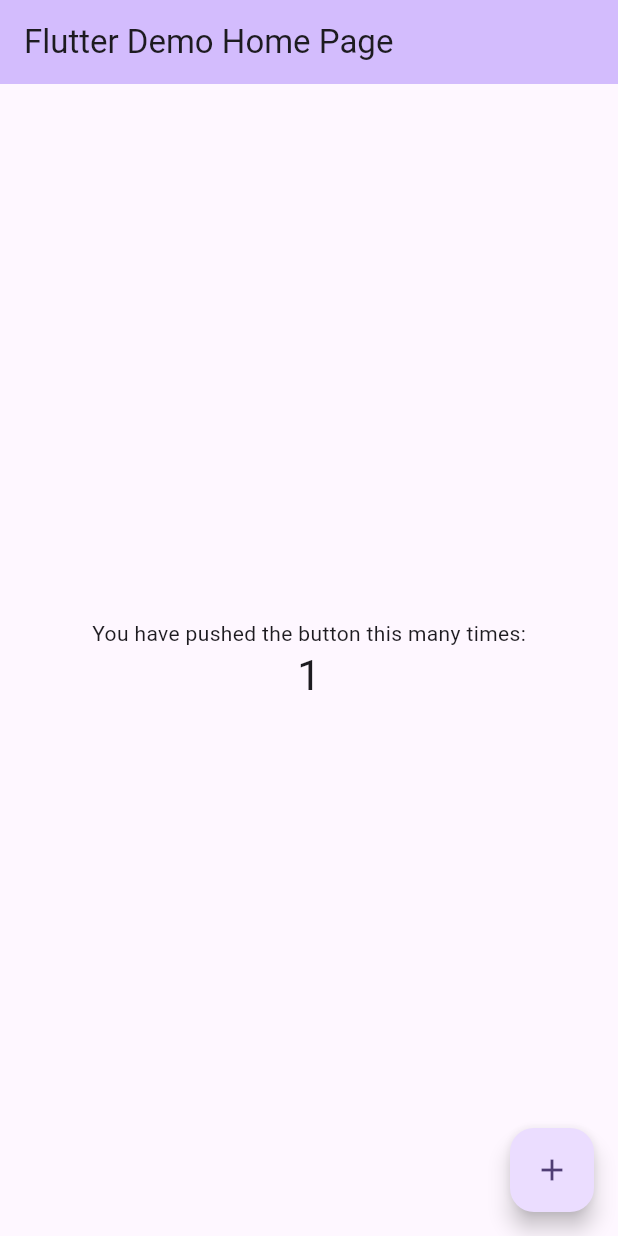
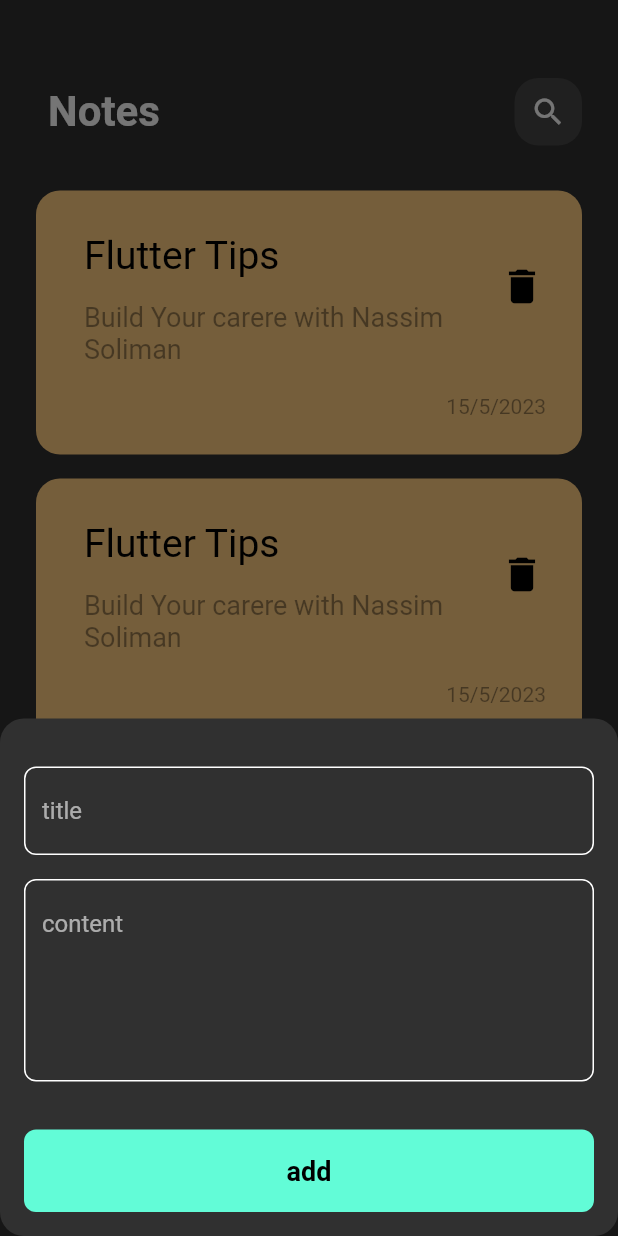
Before and after one commit to nassimFlutter/TodoApp, a Flutter app: the screen it shows after launch, after a tap on the "add" icon, on a phone screen of 412 x 824 dp. Run offline on Flutter 3.47's test engine with Material 2 defaults, Android fonts, the phone set to English and light mode, and no system bars; our stand-ins replace hive; accounts and stored records are empty.

```diff
--- /dev/null
+++ b/lib/constant.dart
@@ -0,0 +1,11 @@
+import 'package:flutter/animation.dart';
+
+const kPrimaryColor = Color(0xff62FCD7);
+const kNotesBox = 'notes_box';
+List<Color> kColors = const [
+  Color.fromARGB(255, 32, 16, 15),
+  Color(0xffE5D352),
+  Color(0xffD9E76C),
+  Color(0xff537D8D),
+  Color(0xff482C3D),
+];
--- a/lib/main.dart
+++ b/lib/main.dart
@@ -1,4 +1,8 @@
 import 'package:flutter/material.dart';
+import 'package:storgesql/screens/archived_task_screen.dart';
+import 'package:storgesql/screens/done_task_screen.dart';
+import 'package:storgesql/screens/new_task_screen.dart';
+import 'package:storgesql/views/note_view.dart';
 
 void main() {
   runApp(const MyApp());
@@ -12,114 +16,56 @@
   Widget build(BuildContext context) {
     return MaterialApp(
       title: 'Flutter Demo',
-      theme: ThemeData(
-        // This is the theme of your application.
-        //
-        // TRY THIS: Try running your application with "flutter run". You'll see
-        // the application has a blue toolbar. Then, without quitting the app,
-        // try changing the seedColor in the colorScheme below to Colors.green
-        // and then invoke "hot reload" (save your changes or press the "hot
-        // reload" button in a Flutter-supported IDE, or press "r" if you used
-        // the command line to start the app).
-        //
-        // Notice that the counter didn't reset back to zero; the application
-        // state is not lost during the reload. To reset the state, use hot
-        // restart instead.
-        //
-        // This works for code too, not just values: Most code changes can be
-        // tested with just a hot reload.
-        colorScheme: ColorScheme.fromSeed(seedColor: Colors.deepPurple),
-        useMaterial3: true,
-      ),
-      home: const MyHomePage(title: 'Flutter Demo Home Page'),
+      theme: ThemeData.dark(),
+      home: const NotesView(),
     );
   }
 }
 
-class MyHomePage extends StatefulWidget {
-  const MyHomePage({super.key, required this.title});
+// class MyHomePage extends StatefulWidget {
+//   const MyHomePage({super.key, required this.title});
 
-  // This widget is the home page of your application. It is stateful, meaning
-  // that it has a State object (defined below) that contains fields that affect
-  // how it looks.
+//   final String title;
 
-  // This class is the configuration for the state. It holds the values (in this
-  // case the title) provided by the parent (in this case the App widget) and
-  // used by the build method of the State. Fields in a Widget subclass are
-  // always marked "final".
+//   @override
+//   State<MyHomePage> createState() => _MyHomePageState();
+// }
 
-  final String title;
-
-  @override
-  State<MyHomePage> createState() => _MyHomePageState();
-}
-
-class _MyHomePageState extends State<MyHomePage> {
-  int _counter = 0;
-
-  void _incrementCounter() {
-    setState(() {
-      // This call to setState tells the Flutter framework that something has
-      // changed in this State, which causes it to rerun the build method below
-      // so that the display can reflect the updated values. If we changed
-      // _counter without calling setState(), then the build method would not be
-      // called again, and so nothing would appear to happen.
-      _counter++;
-    });
-  }
-
-  @override
-  Widget build(BuildContext context) {
-    // This method is rerun every time setState is called, for instance as done
-    // by the _incrementCounter method above.
-    //
-    // The Flutter framework has been optimized to make rerunning build methods
-    // fast, so that you can just rebuild anything that needs updating rather
-    // than having to individually change instances of widgets.
-    return Scaffold(
-      appBar: AppBar(
-        // TRY THIS: Try changing the color here to a specific color (to
-        // Colors.amber, perhaps?) and trigger a hot reload to see the AppBar
-        // change color while the other colors stay the same.
-        backgroundColor: Theme.of(context).colorScheme.inversePrimary,
-        // Here we take the value from the MyHomePage object that was created by
-        // the App.build method, and use it to set our appbar title.
-        title: Text(widget.title),
-      ),
-      body: Center(
-        // Center is a layout widget. It takes a single child and positions it
-        // in the middle of the parent.
-        child: Column(
-          // Column is also a layout widget. It takes a list of children and
-          // arranges them vertically. By default, it sizes itself to fit its
-          // children horizontally, and tries to be as tall as its parent.
-          //
-          // Column has various properties to control how it sizes itself and
-          // how it positions its children. Here we use mainAxisAlignment to
-          // center the children vertically; the main axis here is the vertical
-          // axis because Columns are vertical (the cross axis would be
-          // horizontal).
-          //
-          // TRY THIS: Invoke "debug painting" (choose the "Toggle Debug Paint"
-          // action in the IDE, or press "p" in the console), to see the
-          // wireframe for each widget.
-          mainAxisAlignment: MainAxisAlignment.center,
-          children: <Widget>[
-            const Text(
-              'You have pushed the button this many times:',
-            ),
-            Text(
-              '$_counter',
-              style: Theme.of(context).textTheme.headlineMedium,
-            ),
-          ],
-        ),
-      ),
-      floatingActionButton: FloatingActionButton(
-        onPressed: _incrementCounter,
-        tooltip: 'Increment',
-        child: const Icon(Icons.add),
-      ), // This trailing comma makes auto-formatting nicer for build methods.
-    );
-  }
-}
+// class _MyHomePageState extends State<MyHomePage> {
+//   int currentIndex = 0;
+//   List<Widget> screens = [
+//     NewTaskScreen(),
+//     DoneTaskScreen(),
+//     ArchivedTaskScreen()
+//   ];
+//   @override
+//   Widget build(BuildContext context) {
+//     return Scaffold(
+//       body: screens[currentIndex],
+//       appBar: AppBar(),
+//       floatingActionButton: FloatingActionButton(
+//         onPressed: () {},
+//         child: Icon(Icons.add),
+//       ),
+//       bottomNavigationBar: BottomNavigationBar(
+//           type: BottomNavigationBarType.fixed,
+//           backgroundColor: Colors.grey.shade50,
+//           showSelectedLabels: true,
+//           showUnselectedLabels: false,
+//           currentIndex: currentIndex,
+//           onTap: (value) {
+//             print(value);
+//             setState(() {
+//               currentIndex = value;
+//             });
+//           },
+//           items: const [
+//             BottomNavigationBarItem(icon: Icon(Icons.menu), label: "Task"),
+//             BottomNavigationBarItem(
+//                 icon: Icon(Icons.check_circle_outline), label: "Done"),
+//             BottomNavigationBarItem(
+//                 icon: Icon(Icons.architecture_outlined), label: "Archived"),
+//           ]),
+//     );
+//   }
+// }
--- /dev/null
+++ b/lib/model/note_model.dart
@@ -0,0 +1,19 @@
+import 'package:hive/hive.dart';
+part 'note_model.g.dart';
+@HiveType(typeId: 0)
+class NoteModel extends HiveObject {
+  @HiveField(0)
+  final String title;
+  @HiveField(1)
+  final String subtitle;
+  @HiveField(2)
+  final String date;
+  @HiveField(3)
+  final int color;
+
+  NoteModel(
+      {required this.title,
+      required this.subtitle,
+      required this.date,
+      required this.color});
+}
--- /dev/null
+++ b/lib/screens/archived_task_screen.dart
@@ -0,0 +1,12 @@
+import 'package:flutter/material.dart';
+
+class ArchivedTaskScreen extends StatelessWidget {
+  const ArchivedTaskScreen({super.key});
+
+  @override
+  Widget build(BuildContext context) {
+    return Center(
+      child: Text("Archived Tasks"),
+    );
+  }
+}
--- /dev/null
+++ b/lib/screens/done_task_screen.dart
@@ -0,0 +1,10 @@
+import 'package:flutter/material.dart';
+
+class DoneTaskScreen extends StatelessWidget {
+  const DoneTaskScreen({super.key});
+
+  @override
+  Widget build(BuildContext context) {
+    return Center(child: Center(child: Text("Done Tasks"),),);
+  }
+}
--- /dev/null
+++ b/lib/screens/new_task_screen.dart
@@ -0,0 +1,10 @@
+import 'package:flutter/material.dart';
+
+class NewTaskScreen extends StatelessWidget {
+  const NewTaskScreen({super.key});
+
+  @override
+  Widget build(BuildContext context) {
+    return Center(child: Text("New Task"),);
+  }
+}
--- /dev/null
+++ b/lib/views/note_view.dart
@@ -0,0 +1,27 @@
+import 'package:flutter/material.dart';
+import 'package:storgesql/views/widgets/add_note_bottom_sheat.dart';
+import 'package:storgesql/views/widgets/note_view_body.dart';
+
+class NotesView extends StatelessWidget {
+  const NotesView({super.key});
+
+  @override
+  Widget build(BuildContext context) {
+    return Scaffold(
+      body: const NotesViewBody(),
+      floatingActionButton: FloatingActionButton(
+        onPressed: () {
+          showModalBottomSheet(
+            shape:
+                RoundedRectangleBorder(borderRadius: BorderRadius.circular(16)),
+            context: context,
+            builder: (context) {
+              return AddNoteBottomSheet();
+            },
+          );
+        },
+        child: const Icon(Icons.add),
+      ),
+    );
+  }
+}
--- /dev/null
+++ b/lib/views/widgets/add_note_bottom_sheat.dart
@@ -0,0 +1,59 @@
+import 'package:flutter/material.dart';
+import 'package:storgesql/constant.dart';
+import 'package:storgesql/views/widgets/custom_text_field.dart';
+
+class AddNoteBottomSheet extends StatelessWidget {
+  const AddNoteBottomSheet({super.key});
+
+  @override
+  Widget build(BuildContext context) {
+    return const Padding(
+      padding: EdgeInsets.symmetric(horizontal: 16),
+      child: SingleChildScrollView(
+        child: Column(
+          children: [
+            SizedBox(
+              height: 32,
+            ),
+            CustomTextField(hint: "title"),
+            SizedBox(
+              height: 16,
+            ),
+            CustomTextField(
+              hint: "content",
+              maxLines: 5,
+            ),
+            SizedBox(
+              height: 32,
+            ),
+            CustomButton(),
+            SizedBox(
+              height: 16,
+            ),
+          ],
+        ),
+      ),
+    );
+  }
+}
+
+class CustomButton extends StatelessWidget {
+  const CustomButton({super.key});
+
+  @override
+  Widget build(BuildContext context) {
+    return Container(
+      width: MediaQuery.of(context).size.width,
+      height: 55,
+      decoration: BoxDecoration(
+          color: kPrimaryColor, borderRadius: BorderRadius.circular(8)),
+      child: const Center(
+        child: Text(
+          "add",
+          style: TextStyle(
+              color: Colors.black, fontSize: 18, fontWeight: FontWeight.bold),
+        ),
+      ),
+    );
+  }
+}
--- /dev/null
+++ b/lib/views/widgets/custom_app_bar.dart
@@ -0,0 +1,23 @@
+import 'package:flutter/material.dart';
+import 'package:storgesql/views/widgets/custom_search_icon.dart';
+
+class CustomAppBar extends StatelessWidget {
+  const CustomAppBar({super.key});
+
+  @override
+  Widget build(BuildContext context) {
+    return const Row(
+      mainAxisAlignment: MainAxisAlignment.spaceBetween,
+      children: [
+        Padding(
+          padding: EdgeInsets.all(8.0),
+          child: Text(
+            "Notes",
+            style: TextStyle(fontSize: 28, fontWeight: FontWeight.bold),
+          ),
+        ),
+        CustomSearchIcon()
+      ],
+    );
+  }
+}
--- /dev/null
+++ b/lib/views/widgets/custom_search_icon.dart
@@ -0,0 +1,17 @@
+import 'package:flutter/material.dart';
+
+class CustomSearchIcon extends StatelessWidget {
+  const CustomSearchIcon({super.key});
+
+  @override
+  Widget build(BuildContext context) {
+    return Container(
+      height: 45,
+      width: 45,
+      decoration: BoxDecoration(
+          color: Colors.white.withOpacity(0.1),
+          borderRadius: BorderRadius.circular(16)),
+      child: const Center(child: Icon(Icons.search)),
+    );
+  }
+}
--- /dev/null
+++ b/lib/views/widgets/custom_text_field.dart
@@ -0,0 +1,50 @@
+import 'package:flutter/material.dart';
+import 'package:storgesql/constant.dart';
+
+class CustomTextField extends StatelessWidget {
+  const CustomTextField(
+      {super.key,
+      required this.hint,
+      this.maxLines = 1,
+      this.onSaved,
+      this.onChanged});
+
+  final String hint;
+  final int maxLines;
+
+  final void Function(String?)? onSaved;
+
+  final Function(String)? onChanged;
+  @override
+  Widget build(BuildContext context) {
+    return TextFormField(
+      onChanged: onChanged,
+      onSaved: onSaved,
+      validator: (value) {
+        if (value?.isEmpty ?? true) {
+          return 'Field is required ';
+        } else {
+          return null;
+        }
+      },
+      cursorColor: kPrimaryColor,
+      maxLines: maxLines,
+      decoration: InputDecoration(
+        hintText: hint,
+        border: buildBorder(),
+        enabledBorder: buildBorder(),
+        focusedBorder: buildBorder(kPrimaryColor),
+      ),
+    );
+  }
+
+  OutlineInputBorder buildBorder([color]) {
+    return OutlineInputBorder(
+        borderRadius: BorderRadius.circular(
+          8,
+        ),
+        borderSide: BorderSide(
+          color: color ?? Colors.white,
+        ));
+  }
+}
--- /dev/null
+++ b/lib/views/widgets/note_item.dart
@@ -0,0 +1,59 @@
+import 'package:flutter/material.dart';
+
+class NoteItem extends StatelessWidget {
+  const NoteItem({
+    Key? key,
+  }) : super(key: key);
+
+  @override
+  Widget build(BuildContext context) {
+    return Container(
+      decoration: BoxDecoration(
+        color: const Color(0xffFFCC80),
+        borderRadius: BorderRadius.circular(16),
+      ),
+      padding: const EdgeInsets.only(left: 16, top: 24, bottom: 24),
+      child: Column(
+        crossAxisAlignment: CrossAxisAlignment.end,
+        children: [
+          ListTile(
+            title: const Text(
+              "Flutter Tips",
+              style: TextStyle(
+                fontSize: 26,
+                color: Colors.black,
+              ),
+            ),
+            subtitle: Padding(
+              padding: const EdgeInsets.symmetric(vertical: 16),
+              child: Text(
+                "Build Your carere with Nassim Soliman",
+                style: TextStyle(
+                  fontSize: 18,
+                  color: Colors.black.withOpacity(.4),
+                ),
+              ),
+            ),
+            trailing: IconButton(
+              onPressed: () {},
+              icon: const Icon(
+                Icons.delete,
+                color: Colors.black,
+                size: 30,
+              ),
+            ),
+          ),
+          Padding(
+            padding: const EdgeInsets.symmetric(horizontal: 24),
+            child: Text(
+              "15/5/2023",
+              style: TextStyle(
+                color: Colors.black.withOpacity(.4),
+              ),
+            ),
+          )
+        ],
+      ),
+    );
+  }
+}
--- /dev/null
+++ b/lib/views/widgets/note_list_view.dart
@@ -0,0 +1,18 @@
+import 'package:flutter/material.dart';
+import 'package:storgesql/views/widgets/note_item.dart';
+
+class NotesListView extends StatelessWidget {
+  const NotesListView({super.key});
+
+  @override
+  Widget build(BuildContext context) {
+    return ListView.builder(
+      itemBuilder: (context, index) {
+        return Padding(
+          padding: const EdgeInsets.symmetric(vertical: 8),
+          child: NoteItem(),
+        );
+      },
+    );
+  }
+}
--- /dev/null
+++ b/lib/views/widgets/note_view_body.dart
@@ -0,0 +1,27 @@
+import 'package:flutter/material.dart';
+import 'package:storgesql/views/widgets/custom_app_bar.dart';
+import 'package:storgesql/views/widgets/note_item.dart';
+import 'package:storgesql/views/widgets/note_list_view.dart';
+
+class NotesViewBody extends StatelessWidget {
+  const NotesViewBody({super.key});
+
+  @override
+  Widget build(BuildContext context) {
+    return Padding(
+      padding: EdgeInsets.symmetric(horizontal: 24),
+      child: Column(
+        children: [
+          SizedBox(
+            height: 50,
+          ),
+          CustomAppBar(),
+          SizedBox(
+            height: 20,
+          ),
+          Expanded(child: NotesListView())
+        ],
+      ),
+    );
+  }
+}
```
Also changed, not shown: pubspec.yaml (+7 -18 lines), lib/model/note_model.g.dart (added), pubspec.lock, 1 other file.
